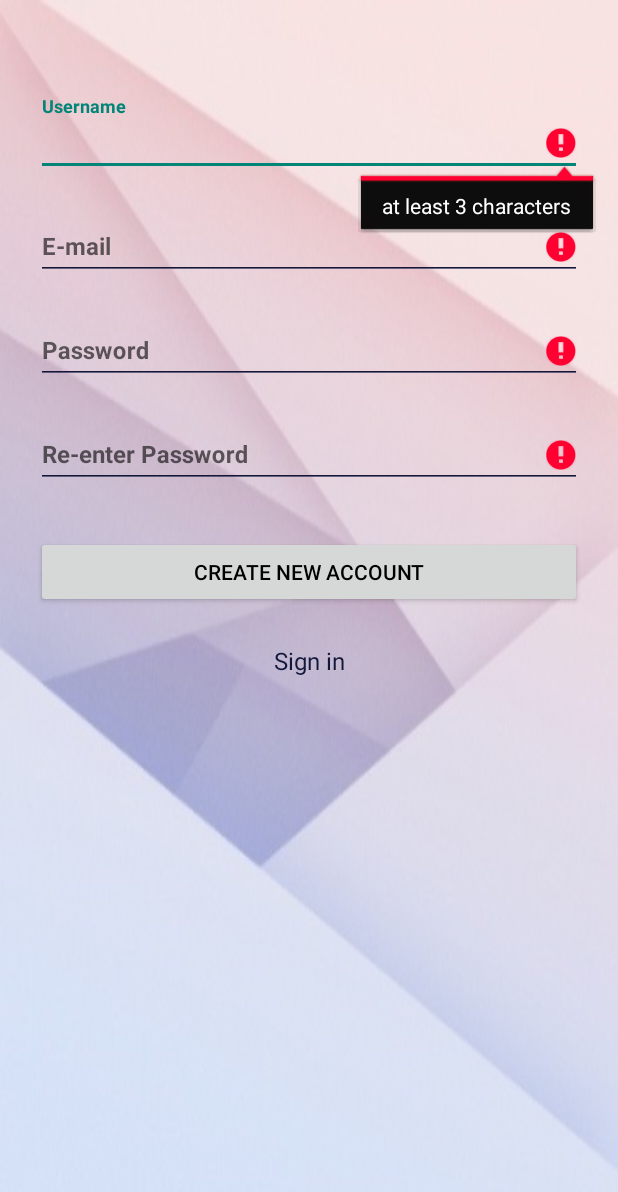
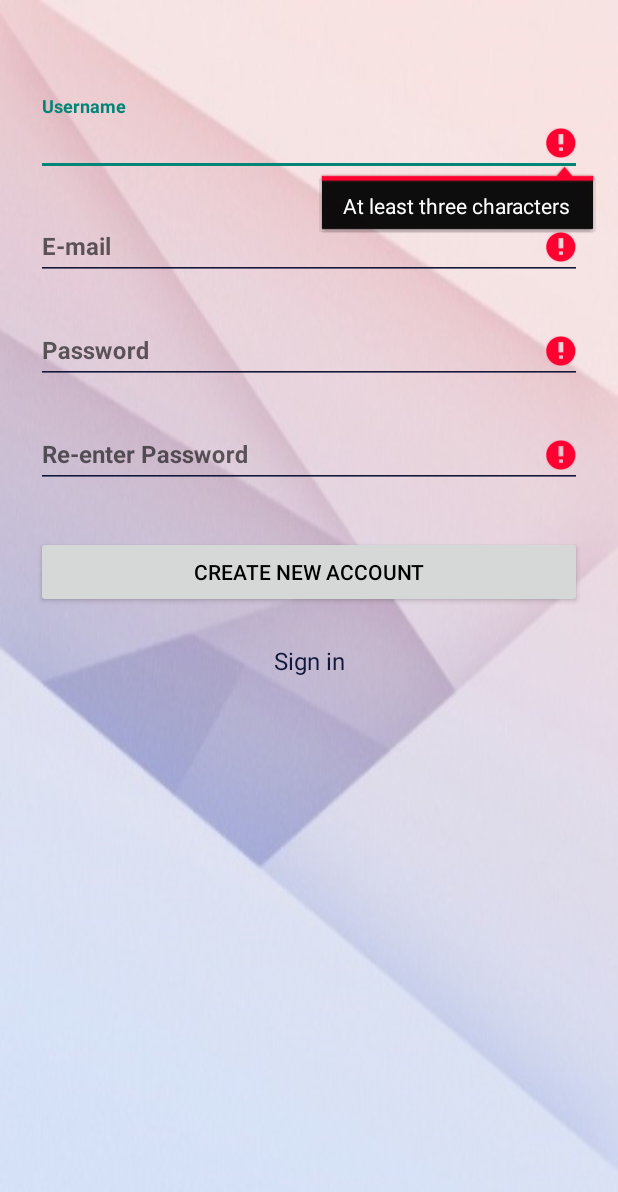
Before and after one commit to panagiotat/EventMe, an Android app: the SignupActivity screen opened directly, with no data from a screen before it, after a tap on "CREATE NEW ACCOUNT", on a phone screen of 412 x 824 dp. Shown: the top 1192 px of the screen. Run offline under Robolectric (Android 15) with nearby library versions, the phone set to English and light mode, and no system bars; our stand-ins replace Firebase (no records; nobody signed in at launch, a user with empty details on screens opened directly).

```diff
--- a/app/src/main/java/eventme/eventme/NewEvent.java
+++ b/app/src/main/java/eventme/eventme/NewEvent.java
@@ -170,7 +170,7 @@ public class NewEvent extends AppCompatActivity {
                 ||locationbutton.equals("")||eventname.equals(getResources().getString(R.string.checkEventsName))
                 ||eventname.equals("") )
         {
-            Toast.makeText(getBaseContext(),"Complete all the fields", Toast.LENGTH_LONG).show();
+            Toast.makeText(getBaseContext(),getString(R.string.completeallfields), Toast.LENGTH_LONG).show();
 
         }
         else {
--- a/app/src/main/java/eventme/eventme/SignupActivity.java
+++ b/app/src/main/java/eventme/eventme/SignupActivity.java
@@ -85,7 +85,7 @@ public class SignupActivity extends AppCompatActivity {
     }
     public void onSignupSuccess()
     {
-        Toast.makeText(SignupActivity.this, "Account created.",
+        Toast.makeText(SignupActivity.this,getString(R.string.accountCreated),
                 Toast.LENGTH_SHORT).show();
         SharedPreferences.Editor editor = preferences.edit();
         editor.putString("email", _emailText.getText().toString());
@@ -98,7 +98,7 @@ public class SignupActivity extends AppCompatActivity {
     }
 
     public void onSignupFailed() {
-        Toast.makeText(getBaseContext(), "Login failed", Toast.LENGTH_LONG).show();
+        Toast.makeText(getBaseContext(),getString(R.string.loginfailed), Toast.LENGTH_LONG).show();
 
         _signupButton.setEnabled(true);
     }
@@ -115,7 +115,7 @@ public class SignupActivity extends AppCompatActivity {
         String reEnterPassword = _reEnterPasswordText.getText().toString();
 
         if (name.isEmpty() || name.length() < 3) {
-            _nameText.setError("at least 3 characters");
+            _nameText.setError(getString(R.string.atleastcharacters));
             valid = false;
         } else {
             _nameText.setError(null);
@@ -124,7 +124,7 @@ public class SignupActivity extends AppCompatActivity {
 
 
         if (email.isEmpty() || !android.util.Patterns.EMAIL_ADDRESS.matcher(email).matches()) {
-            _emailText.setError("enter a valid email address");
+            _emailText.setError(getString(R.string.atleastcharacters));
             valid = false;
         } else {
             _emailText.setError(null);
@@ -133,14 +133,14 @@ public class SignupActivity extends AppCompatActivity {
 
 
         if (password.isEmpty() || password.length() < 4) {
-            _passwordText.setError("Password is small");
+            _passwordText.setError(getString(R.string.passwordissmall));
             valid = false;
         } else {
             _passwordText.setError(null);
         }
 
         if (reEnterPassword.isEmpty() || reEnterPassword.length() < 4 || !(reEnterPassword.equals(password))) {
-            _reEnterPasswordText.setError("Password Do not match");
+            _reEnterPasswordText.setError(getString(R.string.passworddonotmatch));
             valid = false;
         } else {
             _reEnterPasswordText.setError(null);
--- a/app/src/main/res/values/colors.xml
+++ b/app/src/main/res/values/colors.xml
@@ -1,6 +1,6 @@
 <?xml version="1.0" encoding="utf-8"?>
 <resources>
-    <color name="colorPrimary">#5980b8</color>
+    <color name="colorPrimary">#0048af</color>
     <color name="colorPrimaryDark">#5980b8</color>
     <color name="colorAccent">#5980b8</color>
     <color name="background_material_light">#e2d7d7</color>
--- a/app/src/main/res/values/strings.xml
+++ b/app/src/main/res/values/strings.xml
@@ -1,5 +1,12 @@
 <?xml version="1.0" encoding="utf-8"?>
 <resources>
+    <string name="completeallfields">Complete all fields</string>
+    <string name="loginfailed">Login failed</string>
+    <string name="atleastcharacters">At least three characters</string>
+    <string name="entervalidmail">enter a valid email address</string>
+    <string name="passwordissmall">password is small</string>
+    <string name="passworddonotmatch">password do not small</string>
+    <string name="accountCreated">Accound Created</string>
     <string name="checkEventsName">Event Name</string>
     <string name="checkDate">Date</string>
     <string name="checkhour">Hour</string>
```
Also changed, not shown: 1 other file.
